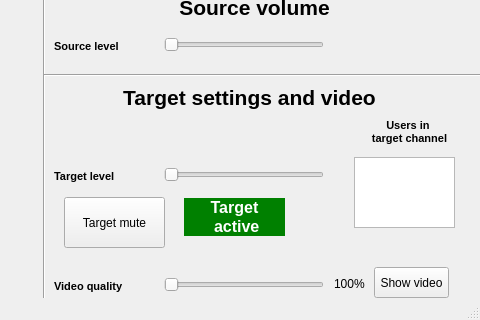
Old version of the form TT_RemoteTranslation/remotetranslatorui.ui in the repository valikl/remote-translator; both pictures show x 296 to 776 and y 329 to 649 of the 776 by 649 pixel window.
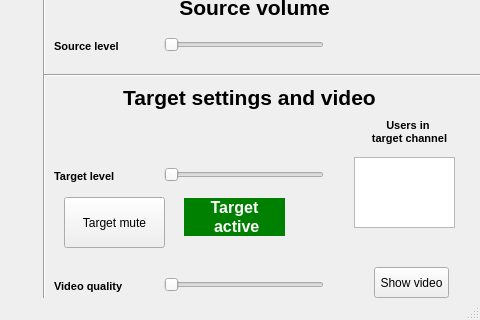
New version of the form.

```diff
--- a/TT_RemoteTranslation/remotetranslatorui.ui
+++ b/TT_RemoteTranslation/remotetranslatorui.ui
@@ -574,19 +574,6 @@
 &lt;p style=&quot; margin-top:0px; margin-bottom:0px; margin-left:0px; margin-right:0px; -qt-block-indent:0; text-indent:0px;&quot;&gt;&lt;span style=&quot; font-size:8pt; font-weight:600;&quot;&gt;Video quality&lt;/span&gt;&lt;/p&gt;&lt;/body&gt;&lt;/html&gt;</string>
     </property>
    </widget>
-   <widget class="QLabel" name="label_22">
-    <property name="geometry">
-     <rect>
-      <x>630</x>
-      <y>570</y>
-      <width>46</width>
-      <height>13</height>
-     </rect>
-    </property>
-    <property name="text">
-     <string>100%</string>
-    </property>
-   </widget>
    <widget class="QPushButton" name="showVideoButton">
     <property name="geometry">
      <rect>
```
